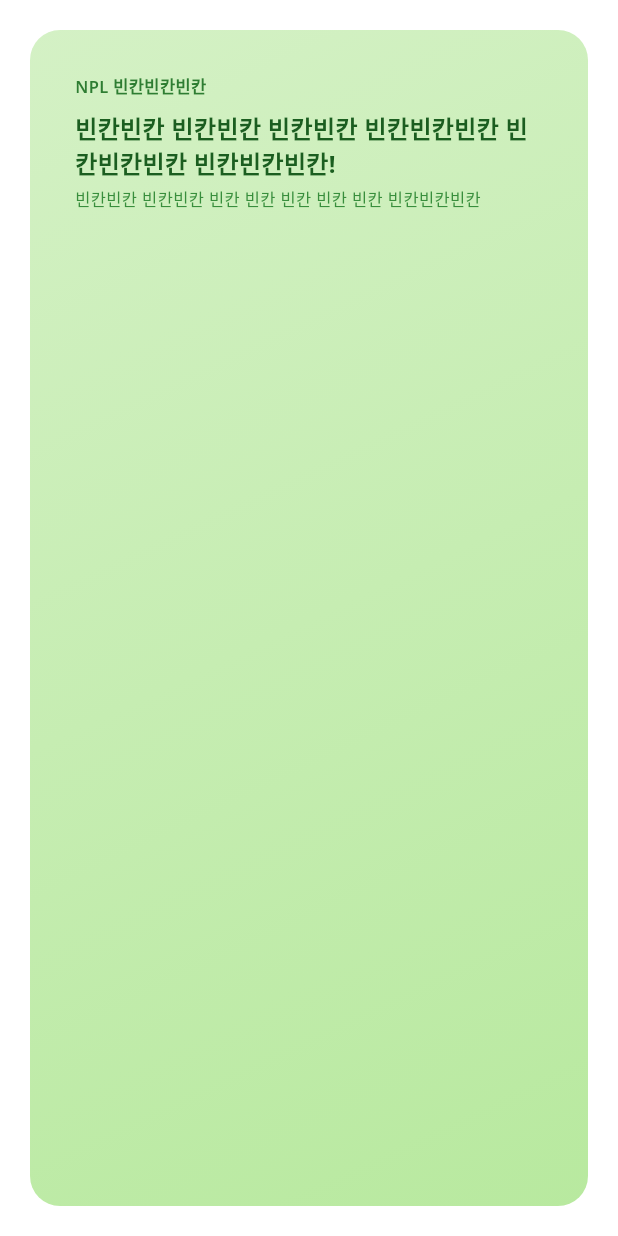
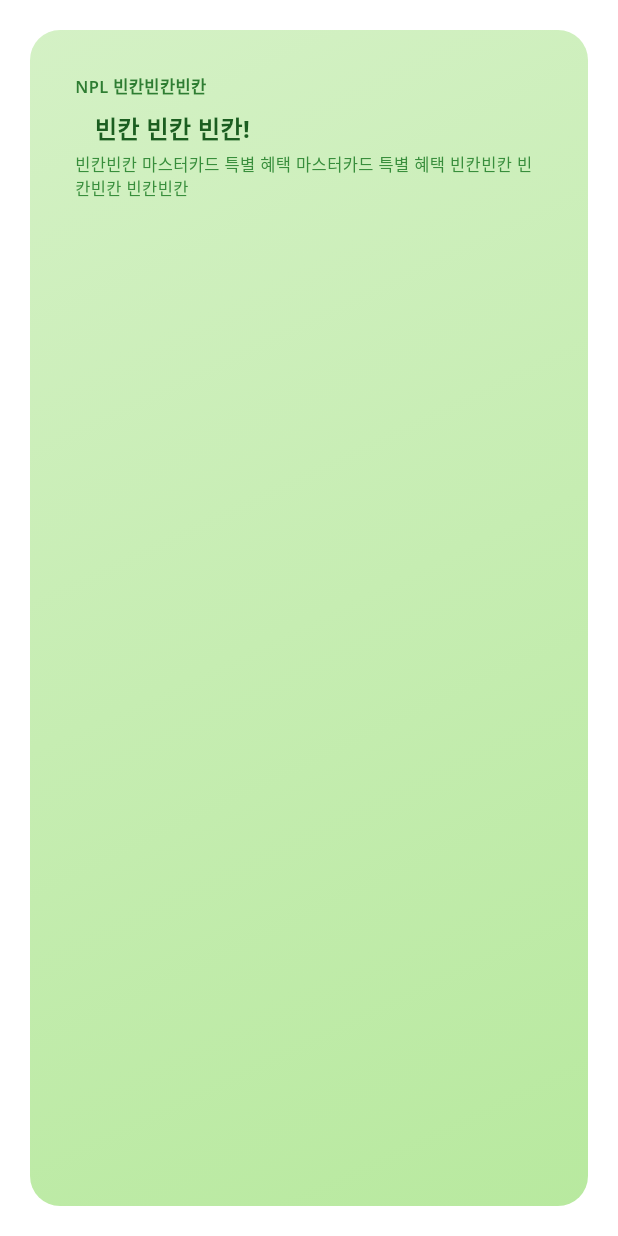
Before and after one commit to 0xSaifX/Npl-Project-Flutter-, a Flutter app: the _GreenBannerSection widget shown alone on an empty page, opened directly, on a phone screen of 412 x 824 dp. Run offline on Flutter 3.47's test engine with Material 3 defaults, Android fonts, the light colour scheme and no system bars; our stand-ins replace font_awesome_flutter, google_fonts; network calls fail.

Commit message:
auto-commit

```diff
--- a/lib/screens/promotion_page.dart
+++ b/lib/screens/promotion_page.dart
@@ -277,7 +277,7 @@ class _GreenBannerSection extends StatelessWidget {
                     ),
                     SizedBox(height: isMobile ? 8 : 10),
                     Text(
-                      "빈칸빈칸 빈칸빈칸 빈칸빈칸 빈칸빈칸빈칸 빈칸빈칸빈칸 빈칸빈칸빈칸!",
+                      "   빈칸 빈칸 빈칸!",
                       style: TextStyle(
                         fontSize: isMobile ? 16 : 20,
                         fontWeight: FontWeight.bold,
@@ -286,7 +286,7 @@ class _GreenBannerSection extends StatelessWidget {
                     ),
                     SizedBox(height: isMobile ? 5 : 8),
                     Text(
-                      "빈칸빈칸 빈칸빈칸 빈칸 빈칸 빈칸 빈칸 빈칸 빈칸빈칸빈칸",
+                      "빈칸빈칸 마스터카드 특별 혜택 마스터카드 특별 혜택 빈칸빈칸 빈칸빈칸 빈칸빈칸",
                       style: TextStyle(
                         fontSize: isMobile ? 11 : 13,
                         color: Colors.green[700],
@@ -334,7 +334,7 @@ class _EducationSection extends StatelessWidget {
               ),
               const SizedBox(height: 10),
               Text(
-                "빈칸 빈칸 빈칸 빈칸 빈칸 빈칸 빈칸 빈칸 빈칸 빈칸 빈칸 빈칸 빈칸빈칸",
+                "마스터카드 특별 혜택 마스터카드 특별 혜택 수빈칸빈칸 ",
                 style: TextStyle(
                   fontSize: isMobile ? 12 : 14,
                   color: Colors.grey[600],
```
